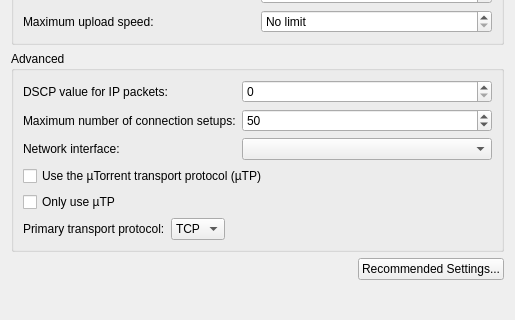
KDE/ktorrent, file ktorrent/pref/networkpref.ui: the form before one commit; both pictures show x 0 to 515 and y 175 to 495 of the 515 by 495 pixel window.
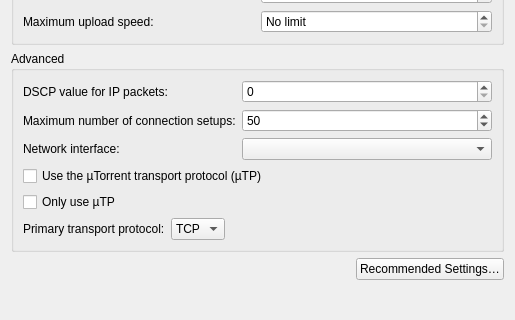
The form after the commit.

Patch:
```diff
--- a/ktorrent/pref/networkpref.ui
+++ b/ktorrent/pref/networkpref.ui
@@ -311,7 +311,7 @@
         <string>Let KTorrent calculate the recommended settings based upon the bandwidth you have available.</string>
        </property>
        <property name="text">
-        <string>Recommended Settings...</string>
+        <string>Recommended Settings…</string>
        </property>
       </widget>
      </item>
```
